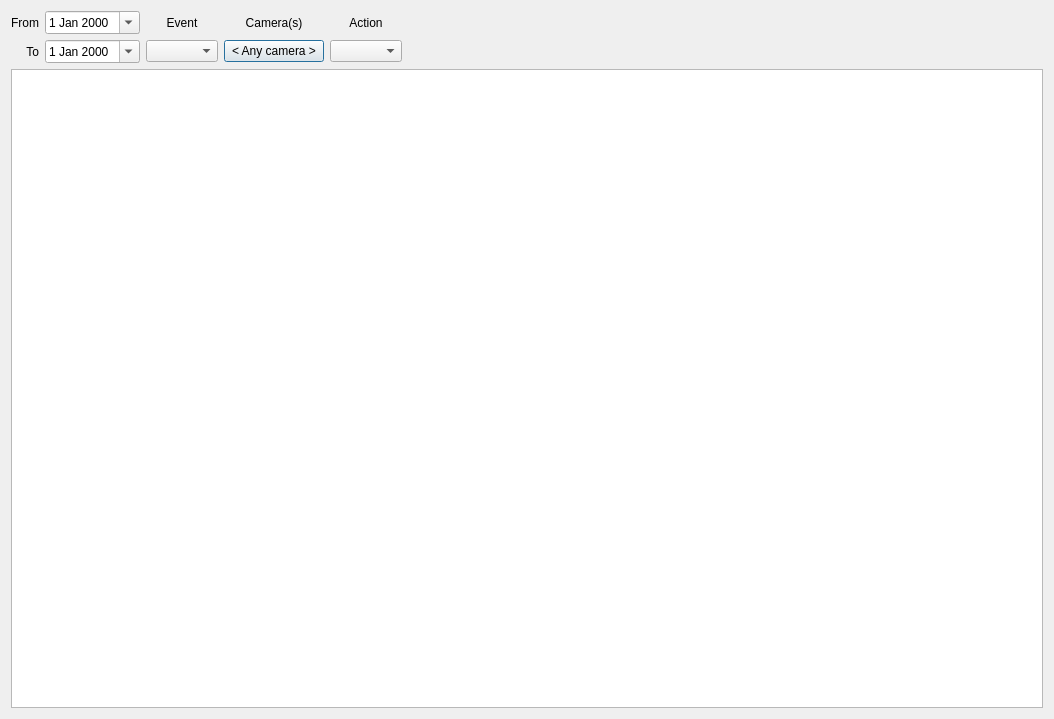
Old version of the form client/src/ui/dialogs/event_log_dialog.ui in the repository networkoptix/nx_open.
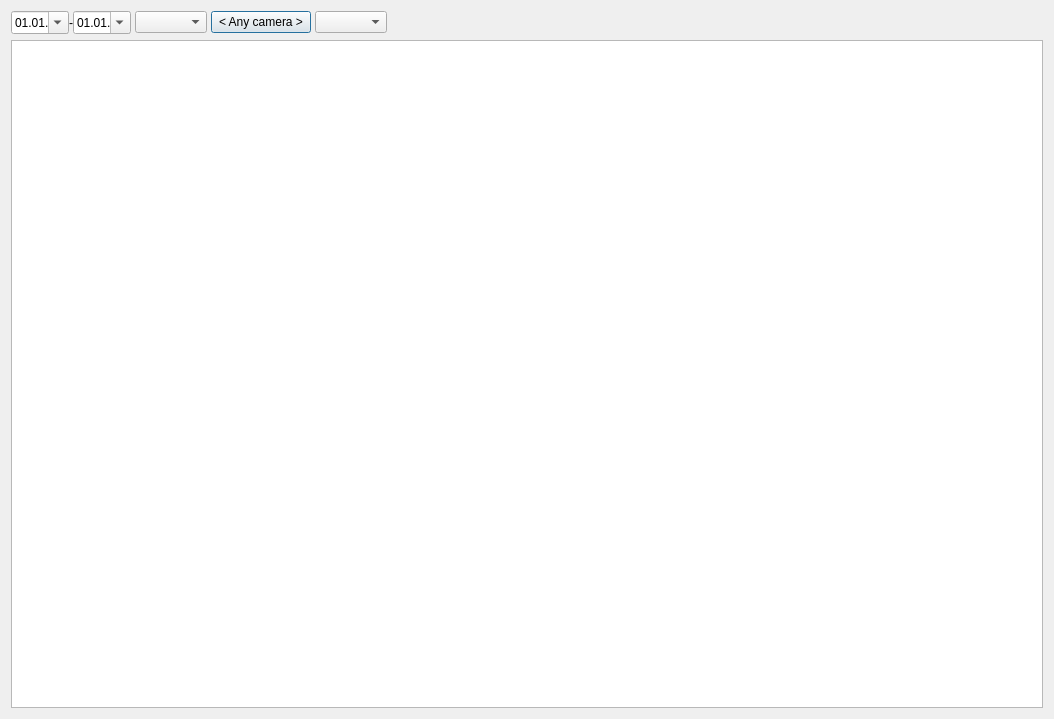
New version of the form. Custom widgets are drawn as their Qt base class.

Commit message:
event log form: control aligment in progress
<==== Mercurial data ====>
Branch: events_db

```diff
--- a/client/src/ui/dialogs/event_log_dialog.ui
+++ b/client/src/ui/dialogs/event_log_dialog.ui
@@ -15,88 +15,63 @@
   </property>
   <layout class="QVBoxLayout" name="verticalLayout">
    <item>
-    <layout class="QGridLayout" name="gridLayout">
+    <layout class="QGridLayout" name="mainGridLayout">
+     <property name="horizontalSpacing">
+      <number>4</number>
+     </property>
      <item row="0" column="0">
-      <widget class="QLabel" name="label">
-       <property name="text">
-        <string>From</string>
+      <layout class="QGridLayout" name="gridLayout">
+       <property name="horizontalSpacing">
+        <number>0</number>
        </property>
-       <property name="alignment">
-        <set>Qt::AlignRight|Qt::AlignTrailing|Qt::AlignVCenter</set>
-       </property>
-      </widget>
+       <item row="0" column="0">
+        <widget class="QDateEdit" name="dateEditFrom">
+         <property name="frame">
+          <bool>true</bool>
+         </property>
+         <property name="buttonSymbols">
+          <enum>QAbstractSpinBox::NoButtons</enum>
+         </property>
+         <property name="displayFormat">
+          <string>dd.MM.yy</string>
+         </property>
+         <property name="calendarPopup">
+          <bool>true</bool>
+         </property>
+        </widget>
+       </item>
+       <item row="0" column="1">
+        <widget class="QLabel" name="label">
+         <property name="text">
+          <string>-</string>
+         </property>
+         <property name="alignment">
+          <set>Qt::AlignCenter</set>
+         </property>
+        </widget>
+       </item>
+       <item row="0" column="2">
+        <widget class="QDateEdit" name="dateEditTo">
+         <property name="wrapping">
+          <bool>false</bool>
+         </property>
+         <property name="buttonSymbols">
+          <enum>QAbstractSpinBox::NoButtons</enum>
+         </property>
+         <property name="displayFormat">
+          <string>dd.MM.yy</string>
+         </property>
+         <property name="calendarPopup">
+          <bool>true</bool>
+         </property>
+        </widget>
+       </item>
+      </layout>
      </item>
      <item row="0" column="1">
-      <widget class="QDateEdit" name="dateEditFrom">
-       <property name="calendarPopup">
-        <bool>true</bool>
-       </property>
-      </widget>
-     </item>
-     <item row="0" column="2">
-      <widget class="QLabel" name="EventText">
-       <property name="text">
-        <string>Event</string>
-       </property>
-       <property name="alignment">
-        <set>Qt::AlignCenter</set>
-       </property>
-      </widget>
-     </item>
-     <item row="0" column="3">
-      <widget class="QLabel" name="label_4">
-       <property name="text">
-        <string>Camera(s)</string>
-       </property>
-       <property name="alignment">
-        <set>Qt::AlignCenter</set>
-       </property>
-      </widget>
-     </item>
-     <item row="0" column="4">
-      <widget class="QLabel" name="label_3">
-       <property name="text">
-        <string>Action</string>
-       </property>
-       <property name="alignment">
-        <set>Qt::AlignCenter</set>
-       </property>
-      </widget>
-     </item>
-     <item row="0" column="5">
-      <spacer name="horizontalSpacer">
-       <property name="orientation">
-        <enum>Qt::Horizontal</enum>
-       </property>
-       <property name="sizeHint" stdset="0">
-        <size>
-         <width>40</width>
-         <height>20</height>
-        </size>
-       </property>
-      </spacer>
-     </item>
-     <item row="1" column="0">
-      <widget class="QLabel" name="label_2">
-       <property name="text">
-        <string>To</string>
-       </property>
-       <property name="alignment">
-        <set>Qt::AlignRight|Qt::AlignTrailing|Qt::AlignVCenter</set>
-       </property>
-      </widget>
-     </item>
-     <item row="1" column="1">
-      <widget class="QDateEdit" name="dateEditTo">
-       <property name="calendarPopup">
-        <bool>true</bool>
-       </property>
-      </widget>
-     </item>
-     <item row="1" column="2">
       <widget class="QnTreeViewComboBox" name="eventComboBox"/>
      </item>
-     <item row="1" column="3">
+     <item row="0" column="2">
       <widget class="QPushButton" name="cameraButton">
        <property name="minimumSize">
         <size>
@@ -115,9 +90,22 @@
        </property>
       </widget>
      </item>
-     <item row="1" column="4">
+     <item row="0" column="3">
       <widget class="QComboBox" name="actionComboBox"/>
      </item>
+     <item row="0" column="4">
+      <spacer name="horizontalSpacer">
+       <property name="orientation">
+        <enum>Qt::Horizontal</enum>
+       </property>
+       <property name="sizeHint" stdset="0">
+        <size>
+         <width>40</width>
+         <height>20</height>
+        </size>
+       </property>
+      </spacer>
+     </item>
     </layout>
    </item>
    <item>
```
The commit also changes 2 other files.
